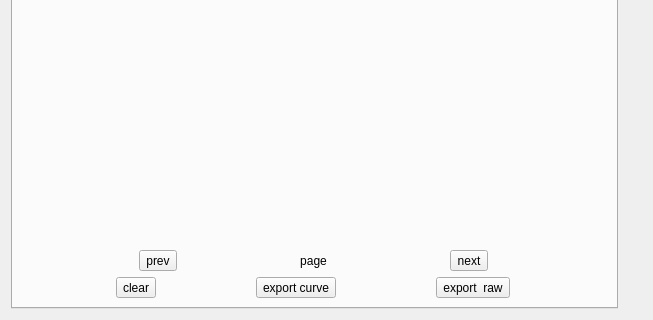
Qt form src/form/FormPlotCorrection/ShowCorrectionCurve/showcorrectioncurve.ui (MRsoymilk/MySerial) before a commit; both pictures show x 0 to 653 and y 160 to 480 of the 653 by 480 pixel window.
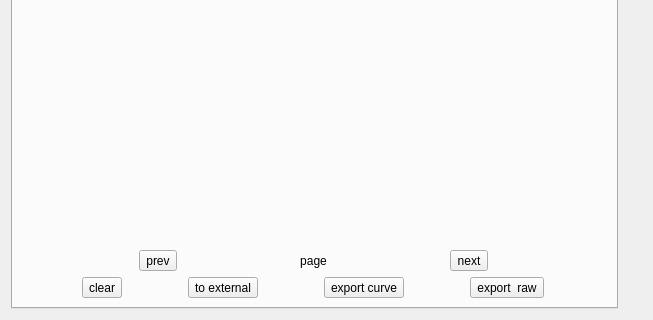
The same form after that commit. The open tabs and pages were chosen to show the change.

Commit message: FormExternal: update interface

What changed in the file:
```diff
--- a/src/form/FormPlotCorrection/ShowCorrectionCurve/showcorrectioncurve.ui
+++ b/src/form/FormPlotCorrection/ShowCorrectionCurve/showcorrectioncurve.ui
@@ -151,6 +151,13 @@
            </property>
           </widget>
          </item>
+         <item>
+          <widget class="QToolButton" name="tBtnExternal">
+           <property name="text">
+            <string>to external</string>
+           </property>
+          </widget>
+         </item>
          <item>
           <widget class="QToolButton" name="tBtnExportCurve">
            <property name="text">
```
Left out of the diff: 2 changed lines with no effect on the pictures. The commit also changes 16 other files.
